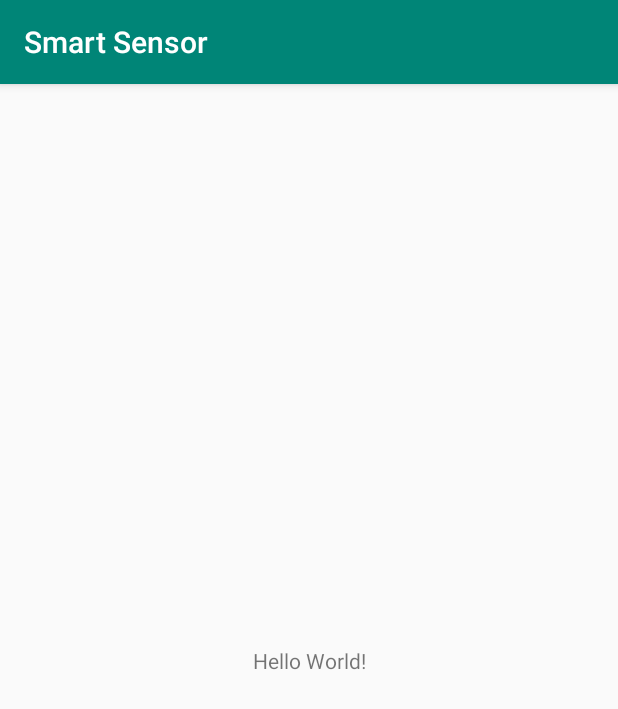
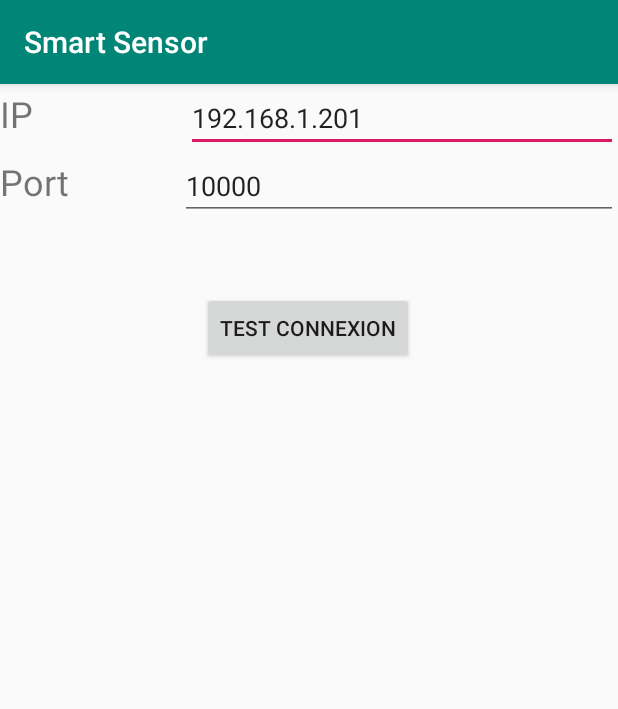
Before and after one commit to Kiliandeca/IOT-Smart-Sensor, an Android app: the screen it shows after launch (MainActivity), on a phone screen of 412 x 824 dp. Shown: the top 709 px of the screen. Run offline under Robolectric (Android 15) with nearby library versions, the phone set to English and light mode, and no system bars.

Commit message:
Add ip and port form and send udp packet

```diff
--- a/app-android/app/src/main/AndroidManifest.xml
+++ b/app-android/app/src/main/AndroidManifest.xml
@@ -17,5 +17,5 @@
             </intent-filter>
         </activity>
     </application>
-
+    <uses-permission android:name="android.permission.INTERNET"/>
 </manifest>
--- a/app-android/app/src/main/java/fr/cpe/smartsensor/MainActivity.java
+++ b/app-android/app/src/main/java/fr/cpe/smartsensor/MainActivity.java
@@ -3,12 +3,64 @@ package fr.cpe.smartsensor;
 import androidx.appcompat.app.AppCompatActivity;
 
 import android.os.Bundle;
+import android.util.Log;
+import android.view.View;
+import android.widget.Button;
+import android.widget.EditText;
+
+import java.net.DatagramPacket;
+import java.net.DatagramSocket;
+import java.net.InetAddress;
+import java.net.UnknownHostException;
+
+
 
 public class MainActivity extends AppCompatActivity {
-
+    Button connectBtn;
+    InetAddress ip;
+    int port;
+    private static final String TAG = "MyActivity";
     @Override
     protected void onCreate(Bundle savedInstanceState) {
         super.onCreate(savedInstanceState);
         setContentView(R.layout.activity_main);
+
+        connectBtn = findViewById(R.id.connect);
+        connectBtn.setOnClickListener(onConnect());
     }
+
+    private View.OnClickListener onConnect(){
+        return new View.OnClickListener() {
+            @Override
+            public void onClick(View v) {
+                String ipAsString = ((EditText)findViewById(R.id.ipForm)).getText().toString();
+                try {
+                    ip = InetAddress.getByName(ipAsString);
+                } catch (UnknownHostException e) {
+                    e.printStackTrace();
+                }
+
+                String portAsString = ((EditText)findViewById(R.id.portForm)).getText().toString();
+                port = Integer.parseInt(portAsString);
+
+                sendPacket("test");
+            }
+        };
+    }
+
+    public void sendPacket(final String message) {
+        (new Thread() { public void run() {
+            try {
+                DatagramSocket UDPSocket = new DatagramSocket();
+                byte[] data = message.getBytes();
+
+                DatagramPacket packetCadoNoel = new DatagramPacket(data, data.length, ip, port);
+                UDPSocket.send(packetCadoNoel);
+
+            } catch (Exception e) {
+                System.out.println(e);
+            }
+        }}).start();
+    }
+
 }
--- a/app-android/app/src/main/res/layout/activity_main.xml
+++ b/app-android/app/src/main/res/layout/activity_main.xml
@@ -6,13 +6,68 @@
     android:layout_height="match_parent"
     tools:context=".MainActivity">
 
-    <TextView
+    <LinearLayout
+        android:id="@+id/linearLayout2"
+        android:layout_width="match_parent"
+        android:layout_height="wrap_content"
+        android:orientation="horizontal"
+        app:layout_constraintTop_toTopOf="parent">
+
+        <TextView
+            android:id="@+id/textView3"
+            android:layout_width="wrap_content"
+            android:layout_height="wrap_content"
+            android:layout_weight="1"
+            android:text="IP"
+            android:textSize="24sp" />
+
+        <EditText
+            android:id="@+id/ipForm"
+            android:layout_width="186dp"
+            android:layout_height="wrap_content"
+            android:layout_weight="1"
+            android:ems="10"
+            android:inputType="textPersonName"
+            android:text="192.168.1.201" />
+
+    </LinearLayout>
+
+    <LinearLayout
+        android:id="@+id/linearLayout"
+        android:layout_width="match_parent"
+        android:layout_height="wrap_content"
+        android:layout_weight="1"
+        android:orientation="horizontal"
+        app:layout_constraintTop_toBottomOf="@+id/linearLayout2"
+        tools:layout_editor_absoluteX="0dp">
+
+        <TextView
+            android:id="@+id/textView4"
+            android:layout_width="42dp"
+            android:layout_height="wrap_content"
+            android:layout_weight="1"
+            android:text="Port"
+            android:textSize="24sp" />
+
+        <EditText
+            android:id="@+id/portForm"
+            android:layout_width="wrap_content"
+            android:layout_height="wrap_content"
+            android:layout_weight="1"
+            android:ems="10"
+            android:inputType="textPersonName"
+            android:text="10000" />
+    </LinearLayout>
+
+    <Button
+        android:id="@+id/connect"
         android:layout_width="wrap_content"
         android:layout_height="wrap_content"
-        android:text="Hello World!"
-        app:layout_constraintBottom_toBottomOf="parent"
-        app:layout_constraintLeft_toLeftOf="parent"
-        app:layout_constraintRight_toRightOf="parent"
-        app:layout_constraintTop_toTopOf="parent" />
+        android:layout_marginTop="48dp"
+        android:text="Test connexion"
+        app:layout_constraintEnd_toEndOf="parent"
+        app:layout_constraintHorizontal_bias="0.498"
+        app:layout_constraintStart_toStartOf="parent"
+        app:layout_constraintTop_toBottomOf="@+id/linearLayout" />
 
 </androidx.constraintlayout.widget.ConstraintLayout>
```
